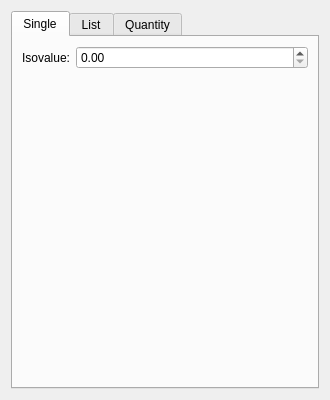
This is src/Interface/Modules/Fields/ExtractSimpleIsosurface.ui in SCIInstitute/SCIRun as Qt 5 draws it before an edit. The edited form follows.
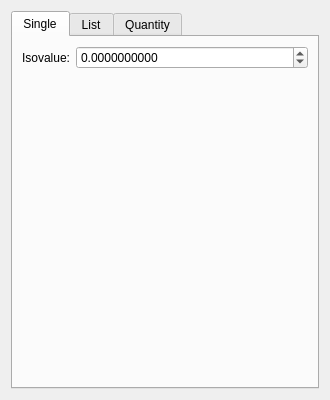
This is the edited form.

Diff of the .ui file:
```diff
--- a/src/Interface/Modules/Fields/ExtractSimpleIsosurface.ui
+++ b/src/Interface/Modules/Fields/ExtractSimpleIsosurface.ui
@@ -46,7 +46,10 @@
        <item row="0" column="1">
         <widget class="QDoubleSpinBox" name="singleDoubleSpinBox_">
          <property name="decimals">
-          <number>2</number>
+          <number>10</number>
+         </property>
+         <property name="minimum">
+          <double>-999999999.000000000000000</double>
          </property>
          <property name="maximum">
           <double>999999999.000000000000000</double>
```
